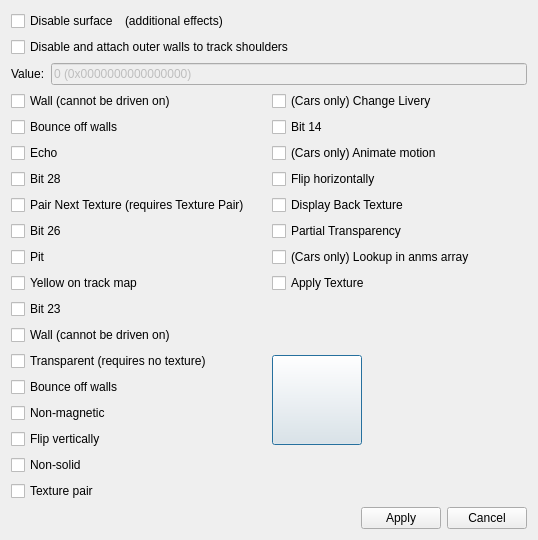
Zizin13/Roller, file TrackEditor/EditSurfaceDialog.ui: the form before one commit.
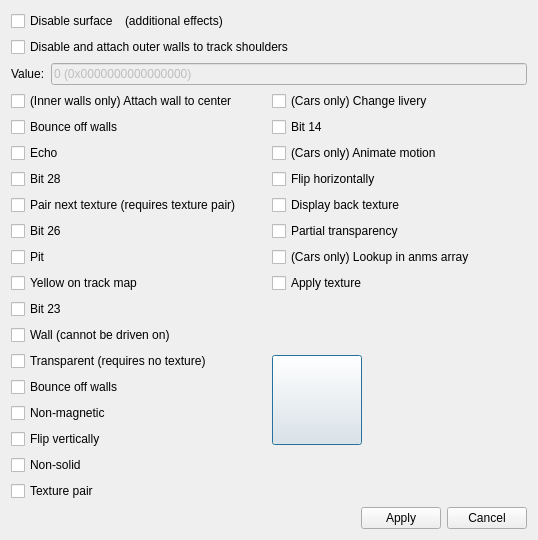
The form after the commit.

Commit message: renaming some checkboxes

The edit to the form file:
```diff
--- a/TrackEditor/EditSurfaceDialog.ui
+++ b/TrackEditor/EditSurfaceDialog.ui
@@ -81,7 +81,7 @@
      <item row="0" column="0">
       <widget class="QCheckBox" name="ck31Wall">
        <property name="text">
-        <string>Wall (cannot be driven on)</string>
+        <string>(Inner walls only) Attach wall to center</string>
        </property>
       </widget>
      </item>
@@ -95,14 +95,14 @@
      <item row="6" column="1">
       <widget class="QCheckBox" name="ck10PartialTrans">
        <property name="text">
-        <string>Partial Transparency</string>
+        <string>Partial transparency</string>
        </property>
       </widget>
      </item>
      <item row="8" column="1">
       <widget class="QCheckBox" name="ck8ApplyTexture">
        <property name="text">
-        <string>Apply Texture</string>
+        <string>Apply texture</string>
        </property>
       </widget>
      </item>
@@ -130,7 +130,7 @@
      <item row="0" column="1">
       <widget class="QCheckBox" name="ck15Livery">
        <property name="text">
-        <string>(Cars only) Change Livery</string>
+        <string>(Cars only) Change livery</string>
        </property>
       </widget>
      </item>
@@ -223,14 +223,14 @@
      <item row="5" column="1">
       <widget class="QCheckBox" name="ck11Back">
        <property name="text">
-        <string>Display Back Texture</string>
+        <string>Display back texture</string>
        </property>
       </widget>
      </item>
      <item row="5" column="0">
       <widget class="QCheckBox" name="ck27PairNext">
        <property name="text">
-        <string>Pair Next Texture (requires Texture Pair)</string>
+        <string>Pair next texture (requires texture pair)</string>
        </property>
       </widget>
      </item>
```
